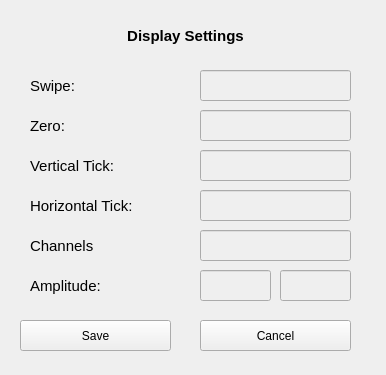
This is software/interface/ui/gui_display_settings.ui in ddantas/myo_cap as Qt 5 draws it before an edit. The edited form follows.
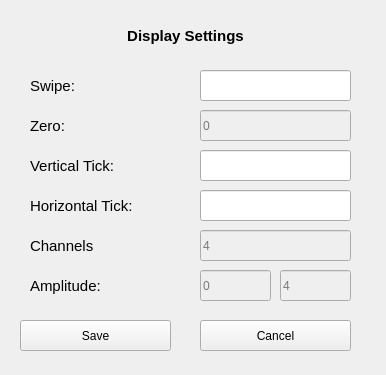
This is the edited form.

What changed in the file:
```diff
--- a/software/interface/ui/gui_display_settings.ui
+++ b/software/interface/ui/gui_display_settings.ui
@@ -79,10 +79,13 @@
     <property name="readOnly">
      <bool>false</bool>
     </property>
+    <property name="placeholderText">
+     <string>0</string>
+    </property>
    </widget>
    <widget class="QLineEdit" name="input_swipe">
     <property name="enabled">
-     <bool>false</bool>
+     <bool>true</bool>
     </property>
     <property name="geometry">
      <rect>
@@ -126,6 +129,9 @@
     <property name="text">
      <string/>
     </property>
+    <property name="placeholderText">
+     <string>0</string>
+    </property>
    </widget>
    <widget class="QLabel" name="label_12">
     <property name="geometry">
@@ -181,6 +187,9 @@
     <property name="text">
      <string/>
     </property>
+    <property name="placeholderText">
+     <string>4</string>
+    </property>
    </widget>
    <widget class="QPushButton" name="button_save">
     <property name="geometry">
@@ -210,7 +219,7 @@
    </widget>
    <widget class="QLineEdit" name="input_htick">
     <property name="enabled">
-     <bool>false</bool>
+     <bool>true</bool>
     </property>
     <property name="geometry">
      <rect>
@@ -241,7 +250,7 @@
    </widget>
    <widget class="QLineEdit" name="input_vtick">
     <property name="enabled">
-     <bool>false</bool>
+     <bool>true</bool>
     </property>
     <property name="geometry">
      <rect>
@@ -282,6 +291,9 @@
       <height>31</height>
      </rect>
     </property>
+    <property name="placeholderText">
+     <string>4</string>
+    </property>
    </widget>
   </widget>
  </widget>
```
